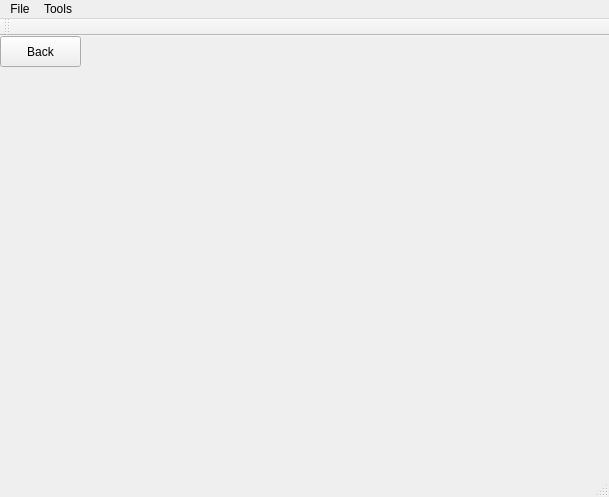
Qt form mainwindow.ui (Nefiv/Project1) before a commit.
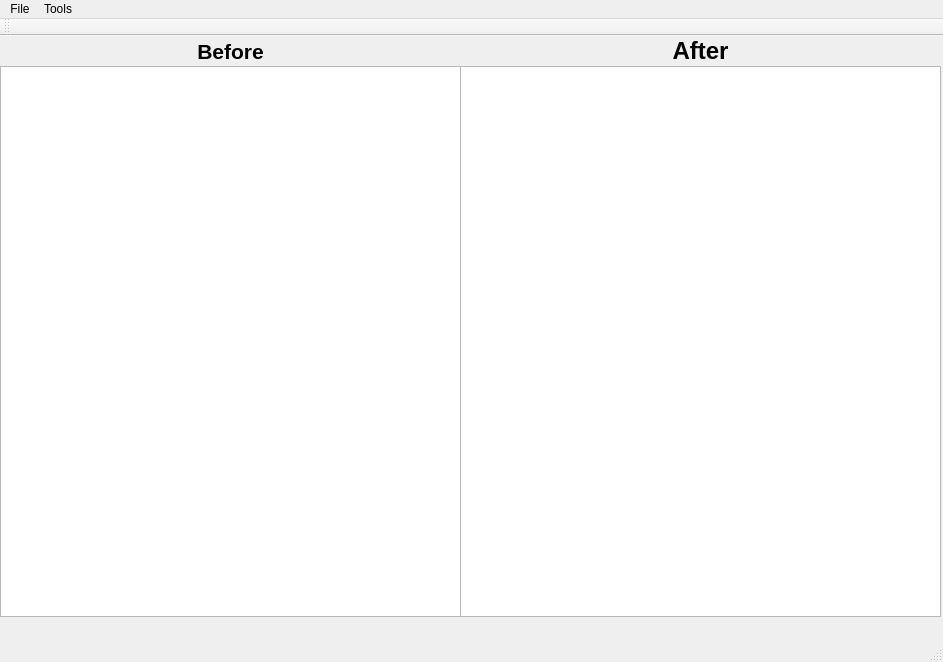
The same form after that commit.

```diff
--- a/mainwindow.ui
+++ b/mainwindow.ui
@@ -6,34 +6,79 @@
    <rect>
     <x>0</x>
     <y>0</y>
-    <width>609</width>
-    <height>497</height>
+    <width>943</width>
+    <height>662</height>
    </rect>
   </property>
   <property name="windowTitle">
    <string>MainWindow</string>
   </property>
   <widget class="QWidget" name="centralWidget">
-   <widget class="QPushButton" name="pushButton">
+   <widget class="QGraphicsView" name="graphicsView">
     <property name="geometry">
      <rect>
       <x>0</x>
+      <y>30</y>
+      <width>461</width>
+      <height>551</height>
+     </rect>
+    </property>
+   </widget>
+   <widget class="QGraphicsView" name="graphicsView_2">
+    <property name="geometry">
+     <rect>
+      <x>460</x>
+      <y>30</y>
+      <width>481</width>
+      <height>551</height>
+     </rect>
+    </property>
+   </widget>
+   <widget class="QLabel" name="label">
+    <property name="geometry">
+     <rect>
+      <x>0</x>
       <y>0</y>
-      <width>81</width>
+      <width>461</width>
       <height>31</height>
      </rect>
     </property>
     <property name="text">
-     <string>Back</string>
+     <string>&lt;!DOCTYPE HTML PUBLIC &quot;-//W3C//DTD HTML 4.0//EN&quot; &quot;http://www.w3.org/TR/REC-html40/strict.dtd&quot;&gt;
+&lt;html&gt;&lt;head&gt;&lt;meta name=&quot;qrichtext&quot; content=&quot;1&quot; /&gt;&lt;style type=&quot;text/css&quot;&gt;
+p, li { white-space: pre-wrap; }
+&lt;/style&gt;&lt;/head&gt;&lt;body style=&quot; font-family:'MS Shell Dlg 2'; font-size:8.25pt; font-weight:400; font-style:normal;&quot;&gt;
+&lt;p align=&quot;center&quot; style=&quot; margin-top:0px; margin-bottom:0px; margin-left:0px; margin-right:0px; -qt-block-indent:0; text-indent:0px;&quot;&gt;&lt;span style=&quot; font-size:16pt; font-weight:600;&quot;&gt;Before&lt;/span&gt;&lt;/p&gt;&lt;/body&gt;&lt;/html&gt;</string>
     </property>
    </widget>
+   <widget class="QLabel" name="label_2">
+    <property name="geometry">
+     <rect>
+      <x>460</x>
+      <y>0</y>
+      <width>481</width>
+      <height>31</height>
+     </rect>
+    </property>
+    <property name="text">
+     <string>&lt;!DOCTYPE HTML PUBLIC &quot;-//W3C//DTD HTML 4.0//EN&quot; &quot;http://www.w3.org/TR/REC-html40/strict.dtd&quot;&gt;
+&lt;html&gt;&lt;head&gt;&lt;meta name=&quot;qrichtext&quot; content=&quot;1&quot; /&gt;&lt;style type=&quot;text/css&quot;&gt;
+p, li { white-space: pre-wrap; }
+&lt;/style&gt;&lt;/head&gt;&lt;body style=&quot; font-family:'MS Shell Dlg 2'; font-size:8.25pt; font-weight:400; font-style:normal;&quot;&gt;
+&lt;p align=&quot;center&quot; style=&quot; margin-top:0px; margin-bottom:0px; margin-left:0px; margin-right:0px; -qt-block-indent:0; text-indent:0px;&quot;&gt;&lt;span style=&quot; font-size:18pt; font-weight:600;&quot;&gt;After&lt;/span&gt;&lt;/p&gt;&lt;/body&gt;&lt;/html&gt;</string>
+    </property>
+   </widget>
+   <zorder>graphicsView</zorder>
+   <zorder>graphicsView_2</zorder>
+   <zorder>label_2</zorder>
+   <zorder>label</zorder>
   </widget>
   <widget class="QMenuBar" name="menuBar">
    <property name="geometry">
     <rect>
      <x>0</x>
      <y>0</y>
-     <width>609</width>
+     <width>943</width>
      <height>21</height>
     </rect>
    </property>
```
Left out of the diff: 3 changed lines with no effect on the pictures.
